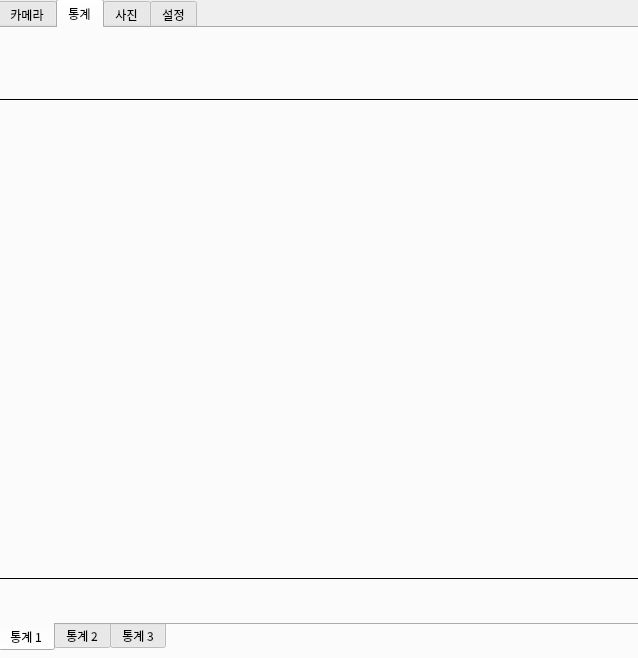
This is dialog.ui in koyokr/ihunch-escape-client as Qt 5 draws it before an edit. The edited form follows.
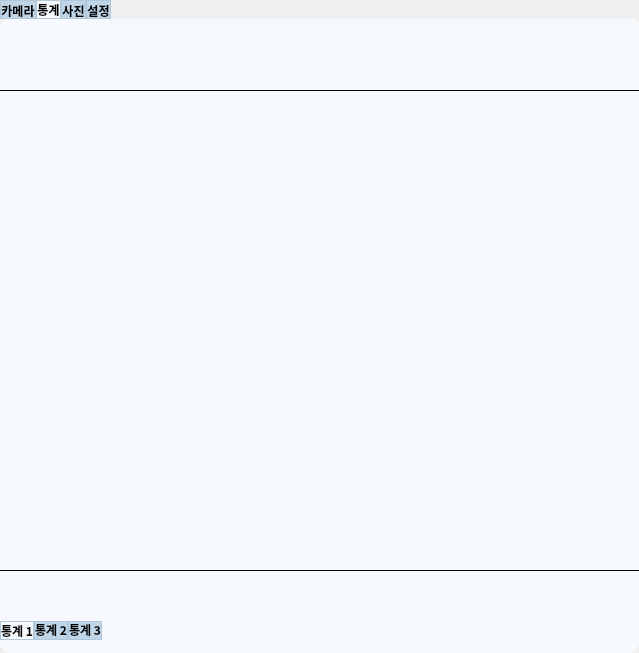
This is the edited form. The open tabs and pages were chosen to show the change. Icons and pictures are not drawn.

Commit message: dialog.ui 수정, main.py에서 get_status_font() 주석처리

```diff
--- a/dialog.ui
+++ b/dialog.ui
@@ -6,20 +6,20 @@
    <rect>
     <x>0</x>
     <y>0</y>
-    <width>638</width>
-    <height>658</height>
+    <width>639</width>
+    <height>653</height>
    </rect>
   </property>
   <property name="minimumSize">
    <size>
-    <width>0</width>
-    <height>0</height>
+    <width>639</width>
+    <height>653</height>
    </size>
   </property>
   <property name="maximumSize">
    <size>
-    <width>16777215</width>
-    <height>16777215</height>
+    <width>639</width>
+    <height>653</height>
    </size>
   </property>
   <property name="font">
@@ -38,42 +38,68 @@
    <widget class="QTabWidget" name="tabWidget">
     <property name="geometry">
      <rect>
-      <x>-2</x>
-      <y>-1</y>
-      <width>644</width>
-      <height>662</height>
+      <x>0</x>
+      <y>0</y>
+      <width>639</width>
+      <height>653</height>
      </rect>
     </property>
     <property name="minimumSize">
      <size>
-      <width>0</width>
-      <height>0</height>
+      <width>639</width>
+      <height>653</height>
      </size>
     </property>
     <property name="maximumSize">
      <size>
-      <width>16777215</width>
-      <height>16777215</height>
+      <width>639</width>
+      <height>653</height>
      </size>
     </property>
+    <property name="font">
+     <font>
+      <weight>75</weight>
+      <bold>true</bold>
+     </font>
+    </property>
     <property name="autoFillBackground">
      <bool>false</bool>
     </property>
     <property name="styleSheet">
-     <string notr="true"/>
+     <string notr="true">QTabBar {                                          
+            background: #e2effa;                         
+            color: black                                                          
+        }                                                                                                                              
+        QTabBar::tab:selected {                            
+            background: #f6fafe;                                         
+        }                                                                                                   
+        QTabBar::tab {                  
+            background: #bfd6e8;                         
+            color: #000000;
+			border-width: 1px;
+			border-style: solid;
+			border-color: #b2c7d7;
+		}
+QTabWidget::pane{
+		background-color: #f6fafe;
+		border-radius: 10px;
+}</string>
     </property>
     <property name="currentIndex">
      <number>1</number>
     </property>
     <property name="iconSize">
      <size>
-      <width>108</width>
+      <width>117</width>
       <height>30</height>
      </size>
     </property>
     <property name="usesScrollButtons">
      <bool>false</bool>
     </property>
+    <property name="tabsClosable">
+     <bool>false</bool>
+    </property>
     <widget class="QWidget" name="cameraWidget">
      <property name="minimumSize">
       <size>
@@ -216,10 +242,10 @@
      <widget class="QTabWidget" name="statTabWidget">
       <property name="geometry">
        <rect>
-        <x>-2</x>
-        <y>-2</y>
-        <width>644</width>
-        <height>625</height>
+        <x>0</x>
+        <y>0</y>
+        <width>641</width>
+        <height>621</height>
        </rect>
       </property>
       <property name="minimumSize">
@@ -234,6 +260,13 @@
         <height>16777215</height>
        </size>
       </property>
+      <property name="font">
+       <font>
+        <family>나눔바른고딕</family>
+        <weight>75</weight>
+        <bold>true</bold>
+       </font>
+      </property>
       <property name="styleSheet">
        <string notr="true"/>
       </property>
@@ -248,7 +281,7 @@
       </property>
       <property name="iconSize">
        <size>
-        <width>154</width>
+        <width>163</width>
         <height>30</height>
        </size>
       </property>
@@ -283,10 +316,17 @@
          <rect>
           <x>-1</x>
           <y>-1</y>
-          <width>640</width>
+          <width>641</width>
           <height>73</height>
          </rect>
         </property>
+        <property name="font">
+         <font>
+          <family>나눔바른고딕</family>
+          <weight>75</weight>
+          <bold>true</bold>
+         </font>
+        </property>
         <property name="frameShape">
          <enum>QFrame::Panel</enum>
         </property>
@@ -296,8 +336,8 @@
          <rect>
           <x>-1</x>
           <y>71</y>
-          <width>640</width>
-          <height>480</height>
+          <width>641</width>
+          <height>481</height>
          </rect>
         </property>
         <property name="styleSheet">
```
Left out of the diff: 128 changed lines with no effect on the pictures. The commit also changes 7 other files.
